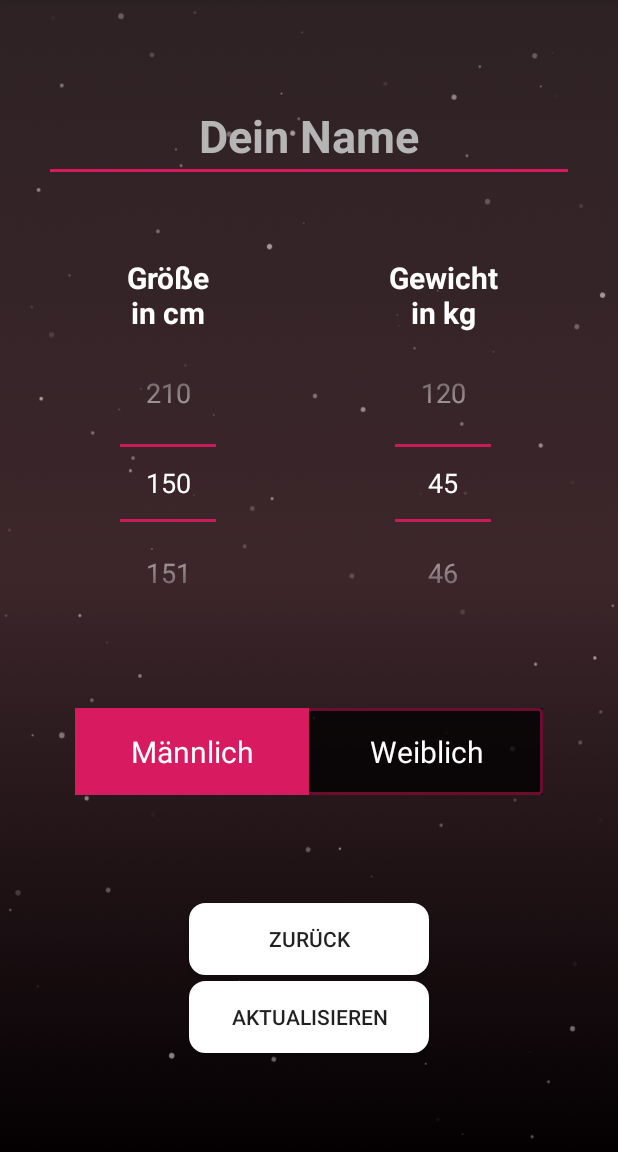
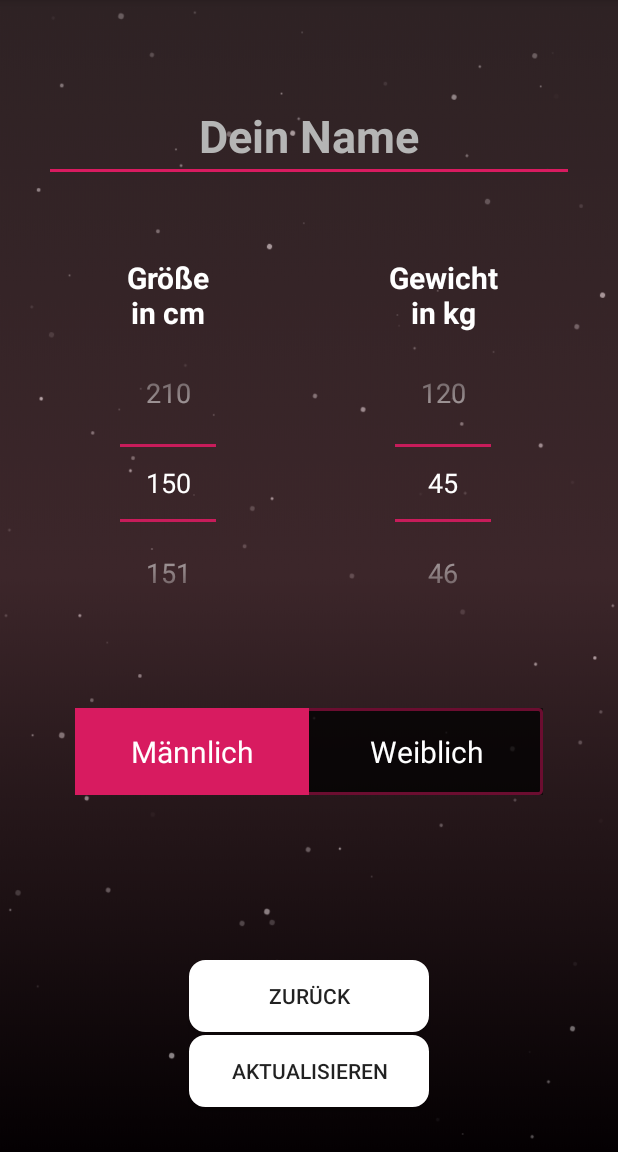
Before and after one commit to not-productive-yet/Promillerechner, an Android app: the PersonEdit screen opened directly, with no data from a screen before it, on a phone screen of 412 x 824 dp, the part 84-1236 px from its top. Run offline under Robolectric (Android 15) with nearby library versions, the phone set to English and light mode, and no system bars; our stand-ins replace Room's generated code; 4 statements that could not run were skipped.

```diff
--- a/app/src/main/java/com/example/promillrechner_mobapp/database/PersonCreate.java
+++ b/app/src/main/java/com/example/promillrechner_mobapp/database/PersonCreate.java
@@ -109,9 +109,8 @@ public class PersonCreate extends AppCompatActivity {
     }
 
     private void saveWordOnClick(){
-        int selectedId = gender.getCheckedRadioButtonId();
-        radioButton = findViewById(selectedId);
-        new SpeichernTask().execute(new Person(editName.getText().toString(), npWeight.getValue(), npSize.getValue(), false));
+        radioButton = findViewById(R.id.radioButtonMale);
+        new SpeichernTask().execute(new Person(editName.getText().toString(), npWeight.getValue(), npSize.getValue(), radioButton.isSelected()));
     }
 
 }
--- a/app/src/main/java/com/example/promillrechner_mobapp/database/PersonEdit.java
+++ b/app/src/main/java/com/example/promillrechner_mobapp/database/PersonEdit.java
@@ -33,8 +33,8 @@ public class PersonEdit extends AppCompatActivity {
     NumberPicker npSize = null;
     NumberPicker npWeight = null;
     EditText editName = null;
-    RadioButton radioButton = null;
-    RadioGroup gender= null;
+    RadioButton male = null;
+    RadioButton female= null;
     Intent i;
     String name;
     Context context;
@@ -52,7 +52,8 @@ public class PersonEdit extends AppCompatActivity {
         npSize = findViewById(R.id.numberPickerSize);
         npWeight = findViewById(R.id.numberPickerGewicht);
         editName = findViewById(R.id.editName);
-        gender = findViewById(R.id.radioGroupEditGender);
+        male = findViewById(R.id.radioButtonMale);
+        female = findViewById(R.id.radioButtonFemale);
         context = getApplicationContext();
 
         buttonSavePerson.setText("Aktualisieren");
@@ -72,10 +73,13 @@ public class PersonEdit extends AppCompatActivity {
         npWeight.setMinValue(45);
         npWeight.setMaxValue(120);
         npWeight.setValue(person.getWeight());
-        //if (person.isMale())
-        //    radioButton.setChecked(true);
-        //else
-        //    radioButton.setChecked(true);
+
+        if(person.isMale()){
+            male.setSelected(true);
+        }
+        else{
+            female.setSelected(true);
+        }
 
         buttonSavePerson.setOnClickListener(v -> {
 
@@ -117,7 +121,7 @@ public class PersonEdit extends AppCompatActivity {
         person.setName(editName.getText().toString());
         person.setSize(npSize.getValue());
         person.setWeight(npWeight.getValue());
-        person.setMale(false);
+        person.setMale(male.isSelected());
 
         new SpeichernTask().execute(person);
     }
--- a/app/src/main/res/layout/activity_database_person_create.xml
+++ b/app/src/main/res/layout/activity_database_person_create.xml
@@ -121,11 +121,11 @@
     </RadioGroup>
 
     <LinearLayout
-        android:layout_width="match_parent"
+        android:layout_width="wrap_content"
         android:layout_height="wrap_content"
-        android:layout_below="@+id/radioGroupEditGender"
-        android:layout_marginTop="70dp"
-        android:orientation="vertical">
+        android:layout_alignParentBottom="true"
+        android:orientation="vertical"
+        android:layout_centerHorizontal="true">
         <Button
             android:id="@+id/buttonCancelPerson"
             android:layout_width="160dp"
@@ -142,10 +142,11 @@
             android:layout_height="wrap_content"
             android:text=""
             android:background="@drawable/button_layout"
-            android:layout_margin="2dp"
+            android:layout_marginBottom="30dp"
             android:layout_gravity="center"
             />
-    </LinearLayout>
+</LinearLayout>
+
 
 
 
--- a/app/src/main/res/mipmap-anydpi-v26/ic_launcher.xml
+++ b/app/src/main/res/mipmap-anydpi-v26/ic_launcher.xml
@@ -1,5 +1,5 @@
 <?xml version="1.0" encoding="utf-8"?>
 <adaptive-icon xmlns:android="http://schemas.android.com/apk/res/android">
     <background android:drawable="@drawable/ic_launcher_background"/>
-    <foreground android:drawable="@mipmap/ic_launcher_foreground"/>
+    <foreground android:drawable="@drawable/ic_launcher_foreground"/>
 </adaptive-icon>
--- a/app/src/main/res/mipmap-anydpi-v26/ic_launcher_round.xml
+++ b/app/src/main/res/mipmap-anydpi-v26/ic_launcher_round.xml
@@ -1,5 +1,5 @@
 <?xml version="1.0" encoding="utf-8"?>
 <adaptive-icon xmlns:android="http://schemas.android.com/apk/res/android">
     <background android:drawable="@drawable/ic_launcher_background"/>
-    <foreground android:drawable="@mipmap/ic_launcher_foreground"/>
+    <foreground android:drawable="@drawable/ic_launcher_foreground"/>
 </adaptive-icon>
```
Also changed, not shown: app/src/main/java/com/example/promillrechner_mobapp/RecyclerViewAdapterList.java (+7 -4 lines), 1 other file.
